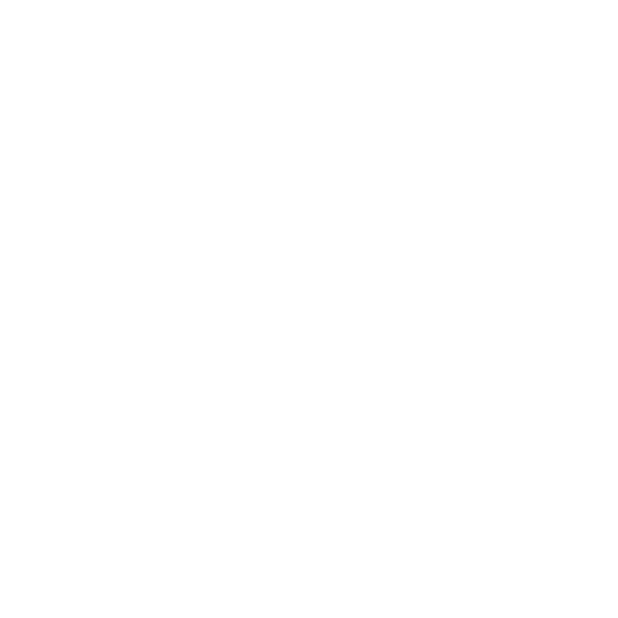
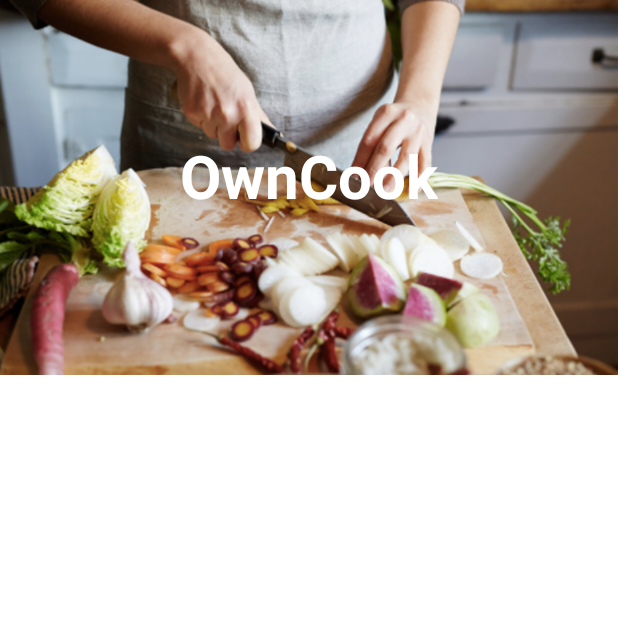
Before and after one commit to mky1428/OwnCook1, an Android app: the RecMenuTypeActivity screen opened directly, with no data from a screen before it, on a phone screen of 412 x 824 dp, the top half of it. Before the commit the part shown is empty. Run offline under Robolectric (Android 15) with nearby library versions, the phone set to English and light mode, and no system bars.

Commit message:
test commit

```diff
--- a/app/src/main/res/layout/activity_rec_menu_type.xml
+++ b/app/src/main/res/layout/activity_rec_menu_type.xml
@@ -1,9 +1,28 @@
 <?xml version="1.0" encoding="utf-8"?>
-<androidx.constraintlayout.widget.ConstraintLayout xmlns:android="http://schemas.android.com/apk/res/android"
+<RelativeLayout xmlns:android="http://schemas.android.com/apk/res/android"
     xmlns:app="http://schemas.android.com/apk/res-auto"
     xmlns:tools="http://schemas.android.com/tools"
     android:layout_width="match_parent"
     android:layout_height="match_parent"
     tools:context=".RecMenuTypeActivity">
 
-</androidx.constraintlayout.widget.ConstraintLayout>
+    <ImageView
+        android:id="@+id/iv"
+        android:layout_width="match_parent"
+        android:layout_height="250dp"
+        android:src="@drawable/mainimage"
+        android:scaleType="centerCrop"
+        />
+
+    <TextView
+        android:layout_width="wrap_content"
+        android:layout_height="wrap_content"
+        android:text="OwnCook"
+        android:textColor="@color/white"
+        android:textSize="40sp"
+        android:textStyle="bold"
+        android:layout_centerHorizontal="true"
+        android:layout_marginTop="90dp"
+        />
+
+</RelativeLayout>
```
